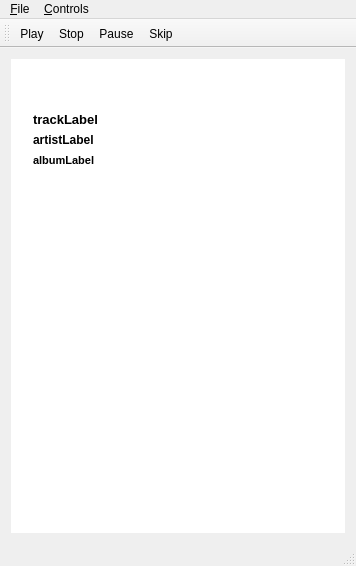
paucm/spotfm, file mainwindow.ui: the form before one commit.
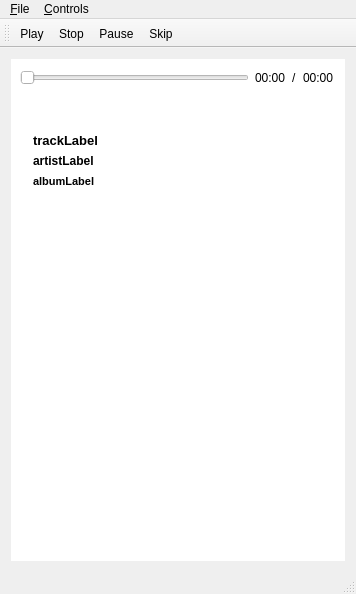
The form after the commit. Icons and pictures are not drawn.

Commit message: Add duration and progress time for track

```diff
--- a/mainwindow.ui
+++ b/mainwindow.ui
@@ -6,7 +6,7 @@
     <x>0</x>
     <y>0</y>
     <width>356</width>
-    <height>566</height>
+    <height>594</height>
    </rect>
   </property>
   <property name="sizePolicy" >
@@ -24,7 +24,7 @@
   <property name="maximumSize" >
    <size>
     <width>356</width>
-    <height>16777215</height>
+    <height>594</height>
    </size>
   </property>
   <property name="windowTitle" >
@@ -36,11 +36,11 @@
      <x>0</x>
      <y>58</y>
      <width>356</width>
-     <height>484</height>
+     <height>512</height>
     </rect>
    </property>
    <layout class="QGridLayout" name="gridLayout_2" >
-    <item row="1" column="0" >
+    <item row="0" column="0" >
      <widget class="QFrame" name="frame" >
       <property name="styleSheet" >
        <string notr="true" >background-color: rgb(255, 255, 255)</string>
@@ -65,19 +65,6 @@
         <number>6</number>
        </property>
        <item row="1" column="0" >
-        <spacer name="verticalSpacer" >
-         <property name="orientation" >
-          <enum>Qt::Vertical</enum>
-         </property>
-         <property name="sizeHint" stdset="0" >
-          <size>
-           <width>20</width>
-           <height>40</height>
-          </size>
-         </property>
-        </spacer>
-       </item>
-       <item row="0" column="0" >
         <layout class="QGridLayout" name="gridLayout_3" >
          <item row="0" column="0" colspan="2" >
           <widget class="QFrame" name="frame_2" >
@@ -252,6 +239,63 @@
          </item>
         </layout>
        </item>
+       <item row="3" column="0" >
+        <spacer name="verticalSpacer" >
+         <property name="orientation" >
+          <enum>Qt::Vertical</enum>
+         </property>
+         <property name="sizeHint" stdset="0" >
+          <size>
+           <width>20</width>
+           <height>40</height>
+          </size>
+         </property>
+        </spacer>
+       </item>
+       <item row="0" column="0" >
+        <layout class="QHBoxLayout" name="horizontalLayout" >
+         <item>
+          <widget class="QSlider" name="slider" >
+           <property name="styleSheet" >
+            <string notr="true" />
+           </property>
+           <property name="value" >
+            <number>0</number>
+           </property>
+           <property name="tracking" >
+            <bool>false</bool>
+           </property>
+           <property name="orientation" >
+            <enum>Qt::Horizontal</enum>
+           </property>
+           <property name="tickInterval" >
+            <number>0</number>
+           </property>
+          </widget>
+         </item>
+         <item>
+          <widget class="QLabel" name="timeLabel" >
+           <property name="text" >
+            <string>00:00</string>
+           </property>
+          </widget>
+         </item>
+         <item>
+          <widget class="QLabel" name="label_3" >
+           <property name="text" >
+            <string>/</string>
+           </property>
+          </widget>
+         </item>
+         <item>
+          <widget class="QLabel" name="totalTimeLabel" >
+           <property name="text" >
+            <string>00:00</string>
+           </property>
+          </widget>
+         </item>
+        </layout>
+       </item>
       </layout>
      </widget>
     </item>
@@ -309,7 +353,7 @@
    <property name="geometry" >
     <rect>
      <x>0</x>
-     <y>542</y>
+     <y>570</y>
      <width>356</width>
      <height>24</height>
     </rect>
```
The commit also changes 4 other files.
